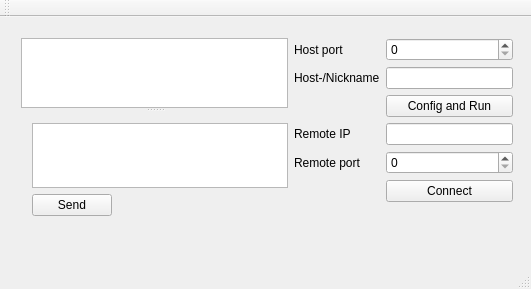
Above: mainwindow.ui from skalniy/Orthrus2 before the change. Below: the same form after it.
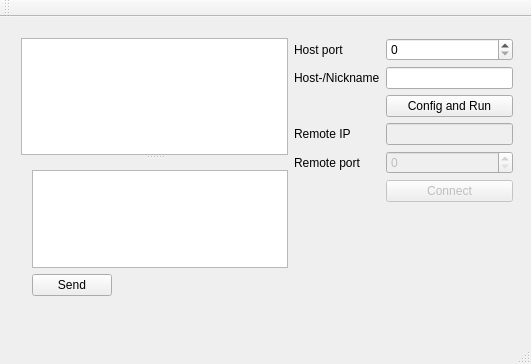
That is the form after the change.

The edit to the form file:
```diff
--- a/mainwindow.ui
+++ b/mainwindow.ui
@@ -7,20 +7,20 @@
     <x>0</x>
     <y>0</y>
     <width>531</width>
-    <height>289</height>
+    <height>364</height>
    </rect>
   </property>
   <property name="windowTitle">
    <string>Orthrus</string>
   </property>
   <widget class="QWidget" name="centralWidget">
-   <widget class="QWidget" name="">
+   <widget class="QWidget" name="layoutWidget">
     <property name="geometry">
      <rect>
       <x>10</x>
       <y>10</y>
       <width>514</width>
-      <height>211</height>
+      <height>291</height>
      </rect>
     </property>
     <layout class="QHBoxLayout" name="horizontalLayout">
@@ -40,7 +40,7 @@
          <bool>true</bool>
         </property>
        </widget>
-       <widget class="QWidget" name="">
+       <widget class="QWidget" name="layoutWidget">
         <layout class="QVBoxLayout" name="verticalLayout">
          <property name="sizeConstraint">
           <enum>QLayout::SetDefaultConstraint</enum>
@@ -115,7 +115,11 @@
         </widget>
        </item>
        <item row="3" column="1">
-        <widget class="QLineEdit" name="peerIPEdit"/>
+        <widget class="QLineEdit" name="peerIPEdit">
+         <property name="enabled">
+          <bool>false</bool>
+         </property>
+        </widget>
        </item>
        <item row="3" column="0">
         <widget class="QLabel" name="peerIPLabel">
@@ -133,6 +137,9 @@
        </item>
        <item row="4" column="1">
         <widget class="QSpinBox" name="peerPortBox">
+         <property name="enabled">
+          <bool>false</bool>
+         </property>
          <property name="maximum">
           <number>65535</number>
          </property>
@@ -140,6 +147,9 @@
        </item>
        <item row="5" column="1">
         <widget class="QPushButton" name="connectButton">
+         <property name="enabled">
+          <bool>false</bool>
+         </property>
          <property name="text">
           <string>Connect</string>
          </property>
@@ -149,14 +159,6 @@
      </item>
     </layout>
    </widget>
-   <zorder>msgView</zorder>
-   <zorder>msgEdit</zorder>
-   <zorder>sendButton</zorder>
-   <zorder>hostPortBox</zorder>
-   <zorder>portLabel</zorder>
-   <zorder>hostnameLabel</zorder>
-   <zorder>hostnameEdit</zorder>
-   <zorder>sendButton</zorder>
   </widget>
   <widget class="QMenuBar" name="menuBar">
    <property name="geometry">
```
